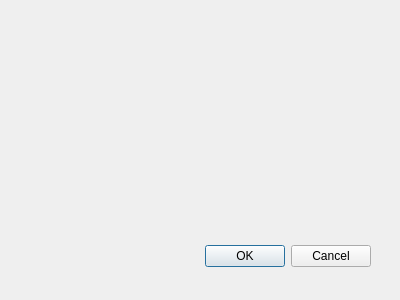
First picture: the form in dialog.ui, repository eclipsed-ninja/Invi, before the edit.
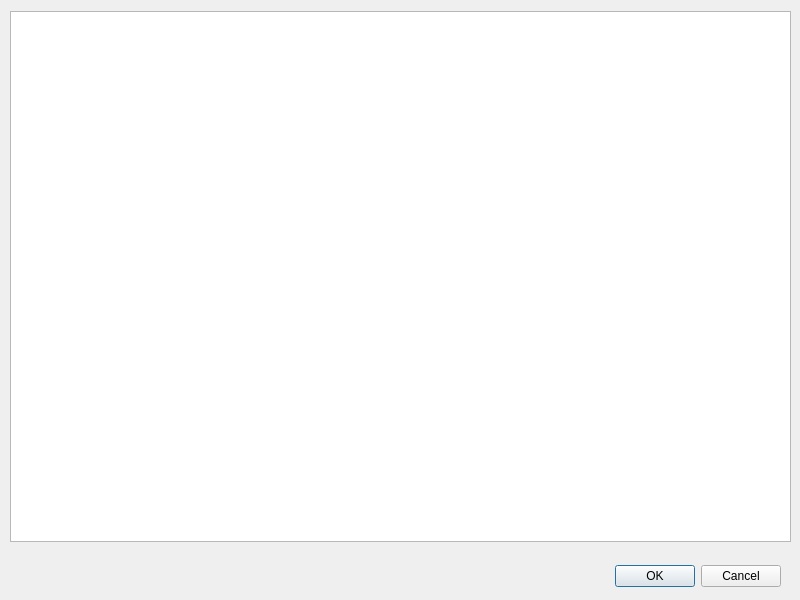
Second picture: the form after the edit.

Patch:
```diff
--- a/dialog.ui
+++ b/dialog.ui
@@ -8,8 +8,8 @@
    <rect>
     <x>0</x>
     <y>0</y>
-    <width>400</width>
-    <height>300</height>
+    <width>800</width>
+    <height>600</height>
    </rect>
   </property>
   <property name="windowTitle">
@@ -18,8 +18,8 @@
   <widget name="buttonBox" class="QDialogButtonBox">
    <property name="geometry">
     <rect>
-     <x>30</x>
-     <y>240</y>
+     <x>440</x>
+     <y>560</y>
      <width>341</width>
      <height>32</height>
     </rect>
@@ -31,6 +31,16 @@
     <set>QDialogButtonBox::Cancel|QDialogButtonBox::Ok</set>
    </property>
   </widget>
+  <widget class="QTableView" name="tableView">
+   <property name="geometry">
+    <rect>
+     <x>10</x>
+     <y>11</y>
+     <width>781</width>
+     <height>531</height>
+    </rect>
+   </property>
+  </widget>
  </widget>
  <pixmapfunction/>
  <resources/>
```
Left out of the diff: 9 changed lines with no effect on the pictures.
